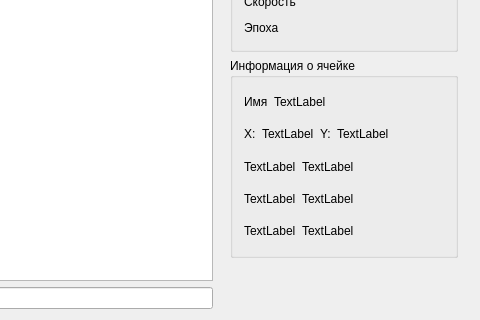
Old version of the form mainwindow.ui in the repository vihka-spihka/KohonenMaps; both pictures show x 244 to 724 and y 258 to 578 of the 724 by 578 pixel window.
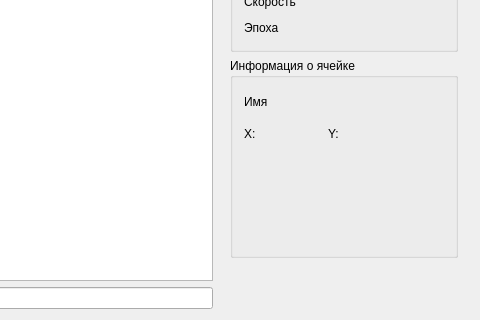
New version of the form. Icons and pictures are not drawn. Custom widgets are drawn as their Qt base class.

Patch:
```diff
--- a/mainwindow.ui
+++ b/mainwindow.ui
@@ -343,7 +343,7 @@
               <item>
                <widget class="QLabel" name="l_nameInput">
                 <property name="text">
-                 <string>TextLabel</string>
+                 <string> </string>
                 </property>
                </widget>
               </item>
@@ -373,8 +373,26 @@
               </item>
               <item>
                <widget class="QLabel" name="l_coordX">
+                <property name="sizePolicy">
+                 <sizepolicy hsizetype="Preferred" vsizetype="Preferred">
+                  <horstretch>60</horstretch>
+                  <verstretch>0</verstretch>
+                 </sizepolicy>
+                </property>
+                <property name="minimumSize">
+                 <size>
+                  <width>60</width>
+                  <height>0</height>
+                 </size>
+                </property>
+                <property name="maximumSize">
+                 <size>
+                  <width>60</width>
+                  <height>16777215</height>
+                 </size>
+                </property>
                 <property name="text">
-                 <string>TextLabel</string>
+                 <string> </string>
                 </property>
                </widget>
               </item>
@@ -387,8 +405,20 @@
               </item>
               <item>
                <widget class="QLabel" name="l_coordY">
+                <property name="minimumSize">
+                 <size>
+                  <width>60</width>
+                  <height>0</height>
+                 </size>
+                </property>
+                <property name="maximumSize">
+                 <size>
+                  <width>60</width>
+                  <height>16777215</height>
+                 </size>
+                </property>
                 <property name="text">
-                 <string>TextLabel</string>
+                 <string> </string>
                 </property>
                </widget>
               </item>
@@ -411,15 +441,39 @@
              <layout class="QHBoxLayout" name="horizontalLayout_5">
               <item>
                <widget class="QLabel" name="l_nameFirstAttr">
+                <property name="minimumSize">
+                 <size>
+                  <width>60</width>
+                  <height>0</height>
+                 </size>
+                </property>
+                <property name="maximumSize">
+                 <size>
+                  <width>100</width>
+                  <height>16777215</height>
+                 </size>
+                </property>
                 <property name="text">
-                 <string>TextLabel</string>
+                 <string> </string>
                 </property>
                </widget>
               </item>
               <item>
                <widget class="QLabel" name="l_valueFirstAttr">
+                <property name="minimumSize">
+                 <size>
+                  <width>60</width>
+                  <height>0</height>
+                 </size>
+                </property>
+                <property name="maximumSize">
+                 <size>
+                  <width>80</width>
+                  <height>16777215</height>
+                 </size>
+                </property>
                 <property name="text">
-                 <string>TextLabel</string>
+                 <string> </string>
                 </property>
                </widget>
               </item>
@@ -442,15 +496,39 @@
              <layout class="QHBoxLayout" name="horizontalLayout_6">
               <item>
                <widget class="QLabel" name="l_nameSecondAttr">
+                <property name="minimumSize">
+                 <size>
+                  <width>60</width>
+                  <height>0</height>
+                 </size>
+                </property>
+                <property name="maximumSize">
+                 <size>
+                  <width>100</width>
+                  <height>16777215</height>
+                 </size>
+                </property>
                 <property name="text">
-                 <string>TextLabel</string>
+                 <string> </string>
                 </property>
                </widget>
               </item>
               <item>
                <widget class="QLabel" name="l_valueSecondAttr">
+                <property name="minimumSize">
+                 <size>
+                  <width>60</width>
+                  <height>0</height>
+                 </size>
+                </property>
+                <property name="maximumSize">
+                 <size>
+                  <width>80</width>
+                  <height>16777215</height>
+                 </size>
+                </property>
                 <property name="text">
-                 <string>TextLabel</string>
+                 <string> </string>
                 </property>
                </widget>
               </item>
@@ -473,15 +551,33 @@
              <layout class="QHBoxLayout" name="horizontalLayout_7">
               <item>
                <widget class="QLabel" name="l_nameThirdAttr">
+                <property name="minimumSize">
+                 <size>
+                  <width>60</width>
+                  <height>0</height>
+                 </size>
+                </property>
+                <property name="maximumSize">
+                 <size>
+                  <width>100</width>
+                  <height>16777215</height>
+                 </size>
+                </property>
                 <property name="text">
-                 <string>TextLabel</string>
+                 <string> </string>
                 </property>
                </widget>
               </item>
               <item>
                <widget class="QLabel" name="l_valueThirdAttr">
+                <property name="minimumSize">
+                 <size>
+                  <width>80</width>
+                  <height>0</height>
+                 </size>
+                </property>
                 <property name="text">
-                 <string>TextLabel</string>
+                 <string> </string>
                 </property>
                </widget>
               </item>
@@ -639,6 +735,13 @@
   </action>
  </widget>
  <layoutdefault spacing="6" margin="11"/>
+ <customwidgets>
+  <customwidget>
+   <class>viewMaps</class>
+   <extends>QGraphicsView</extends>
+   <header>viewmaps.h</header>
+  </customwidget>
+ </customwidgets>
  <resources>
   <include location="my_res.qrc"/>
  </resources>
```
Left out of the diff: 2 changed lines with no effect on the pictures.
